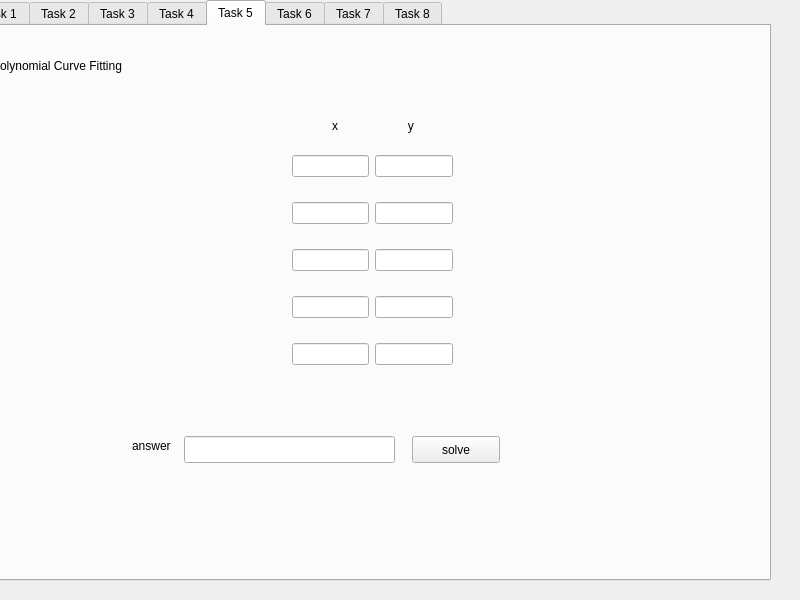
Old version of the form untitled.ui in the repository barcek2281/finalCMath.
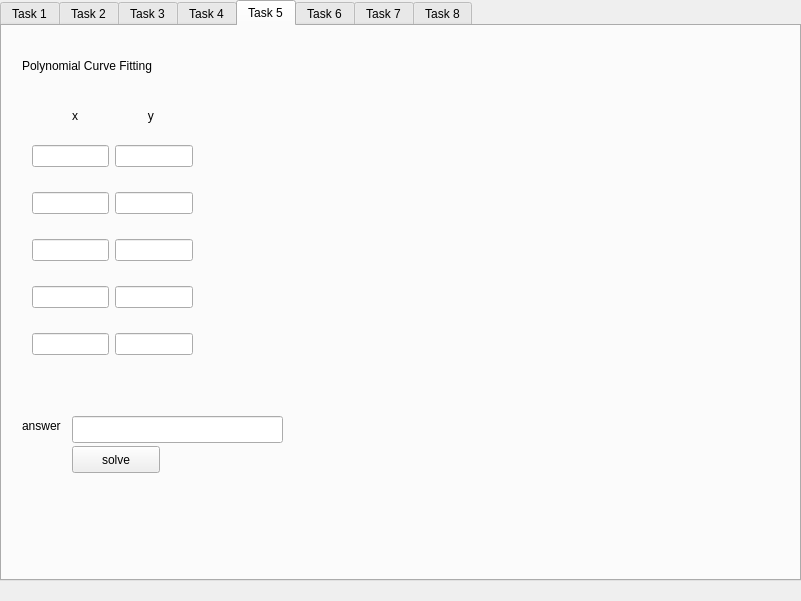
New version of the form. The open tabs and pages were chosen to show the change.

```diff
--- a/untitled.ui
+++ b/untitled.ui
@@ -6,8 +6,8 @@
    <rect>
     <x>0</x>
     <y>0</y>
-    <width>800</width>
-    <height>600</height>
+    <width>801</width>
+    <height>601</height>
    </rect>
   </property>
   <property name="windowTitle">
@@ -17,7 +17,7 @@
    <widget class="QTabWidget" name="tabWidget">
     <property name="geometry">
      <rect>
-      <x>-30</x>
+      <x>0</x>
       <y>0</y>
       <width>801</width>
       <height>581</height>
@@ -450,8 +450,8 @@
      <widget class="QWidget" name="gridLayoutWidget_4">
       <property name="geometry">
        <rect>
-        <x>320</x>
-        <y>110</y>
+        <x>30</x>
+        <y>100</y>
         <width>161</width>
         <height>251</height>
        </rect>
@@ -492,8 +492,8 @@
      <widget class="QLabel" name="label_16">
       <property name="geometry">
        <rect>
-        <x>360</x>
-        <y>90</y>
+        <x>70</x>
+        <y>80</y>
         <width>111</width>
         <height>19</height>
        </rect>
@@ -505,8 +505,8 @@
      <widget class="QLineEdit" name="lineEdit_16_anwer">
       <property name="geometry">
        <rect>
-        <x>212</x>
-        <y>410</y>
+        <x>70</x>
+        <y>390</y>
         <width>211</width>
         <height>27</height>
        </rect>
@@ -515,8 +515,8 @@
      <widget class="QPushButton" name="pushButton_4">
       <property name="geometry">
        <rect>
-        <x>440</x>
-        <y>410</y>
+        <x>70</x>
+        <y>420</y>
         <width>88</width>
         <height>27</height>
        </rect>
@@ -528,8 +528,8 @@
      <widget class="QLabel" name="label_17">
       <property name="geometry">
        <rect>
-        <x>160</x>
-        <y>410</y>
+        <x>20</x>
+        <y>390</y>
         <width>51</width>
         <height>19</height>
        </rect>
@@ -551,6 +551,17 @@
        <string>Polynomial Curve Fitting</string>
       </property>
      </widget>
+     <widget class="QWidget" name="verticalLayoutWidget_3">
+      <property name="geometry">
+       <rect>
+        <x>290</x>
+        <y>90</y>
+        <width>481</width>
+        <height>331</height>
+       </rect>
+      </property>
+      <layout class="QVBoxLayout" name="tab2_verticalLayout_task5"/>
+     </widget>
     </widget>
     <widget class="QWidget" name="tab_6">
      <attribute name="title">
```
Left out of the diff: 66 changed lines with no effect on the pictures.
